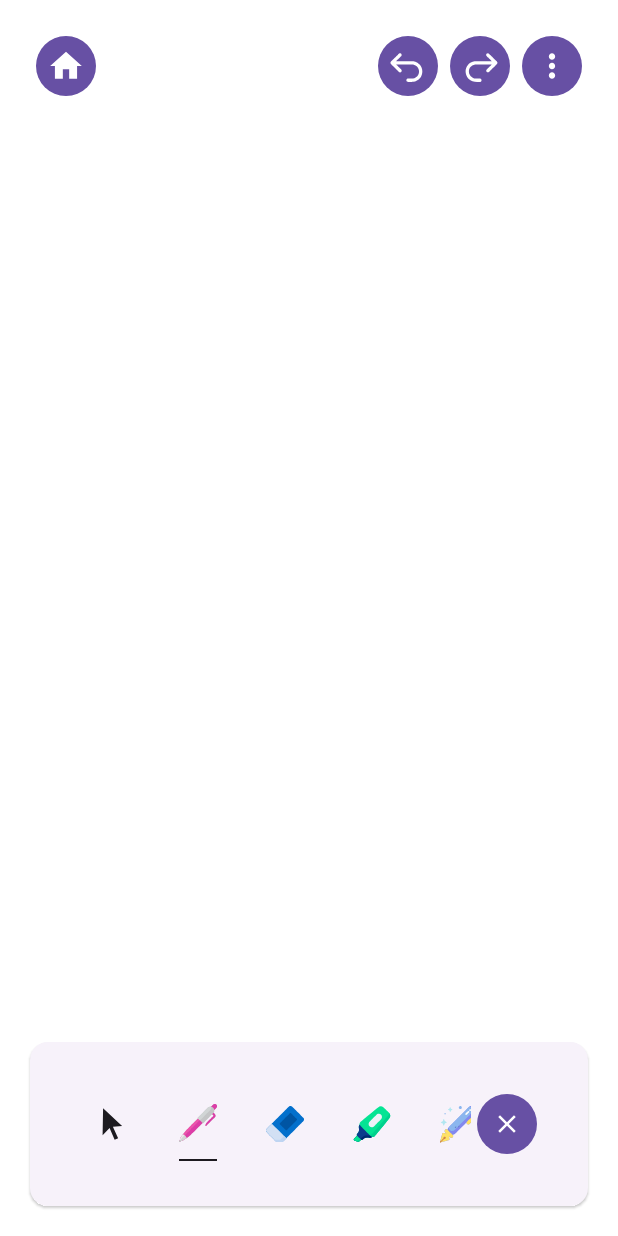
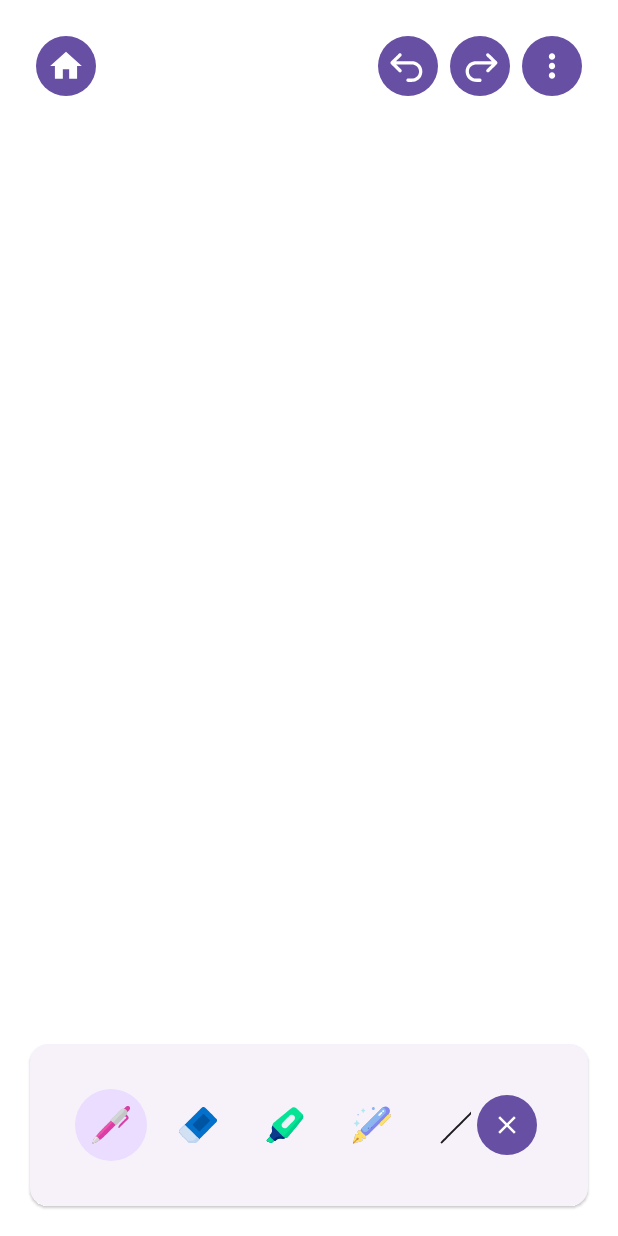
Before and after one commit to Alyasa62/drawing-thoughts-KMP, an Android app built with Jetpack Compose: the screen it shows after launch (MainActivity), after a tap on "PEN", on a phone screen of 412 x 824 dp. Run offline under Robolectric (Android 15) with nearby library versions, the phone set to English and light mode, and no system bars; our stand-ins replace Compose Multiplatform resources, Room's generated code; 5 statements that could not run were skipped.

Commit message:
feat: Add whiteboard ViewModel, hit testing utilities, and tool selection UI to manage drawing, selection, undo/redo, and persistence.

```diff
--- a/composeApp/src/commonMain/kotlin/org/example/project/presentation/whiteboard/component/DrawingToolCard.kt
+++ b/composeApp/src/commonMain/kotlin/org/example/project/presentation/whiteboard/component/DrawingToolCard.kt
@@ -26,7 +26,12 @@ import androidx.compose.material3.Icon
 import androidx.compose.ui.graphics.Color
 import androidx.compose.ui.unit.dp
 import org.example.project.domain.model.DrawingTool
+import androidx.compose.runtime.LaunchedEffect
+import androidx.compose.foundation.lazy.rememberLazyListState
+import androidx.compose.material3.MaterialTheme
 import org.jetbrains.compose.resources.painterResource
+import androidx.compose.foundation.shape.CircleShape
+import androidx.compose.ui.draw.clip
 
 @Composable
 fun DrawingToolCard(
@@ -36,6 +41,18 @@ fun DrawingToolCard(
     onClosedIconClick: () -> Unit,
     isVisible: Boolean
 ) {
+    val listState = rememberLazyListState()
+
+    // 1. LOGIC: SYNC SCROLL POSITION (Auto-Scroll)
+    LaunchedEffect(isVisible) {
+        if (isVisible) {
+            val index = DrawingTool.entries.indexOf(selectedTool)
+            if (index >= 0) {
+                listState.scrollToItem(index)
+            }
+        }
+    }
+
     AnimatedVisibility(
         modifier = modifier,
         visible = isVisible,
@@ -49,6 +66,7 @@ fun DrawingToolCard(
                 verticalAlignment = Alignment.CenterVertically
             ){
                 LazyRow(
+                    state = listState,
                     modifier = Modifier.weight(1f),
                     horizontalArrangement = spacedBy(10.dp),
                     verticalAlignment = Alignment.CenterVertically
@@ -96,7 +114,12 @@ private fun DrawingToolItem(
         modifier = modifier,
         horizontalAlignment = Alignment.CenterHorizontally
     ) {
+        val backgroundColor = if (isSelected) MaterialTheme.colorScheme.primaryContainer else Color.Transparent
+
         IconButton(
+            modifier = Modifier
+                .clip(CircleShape)
+                .background(backgroundColor),
             onClick = { onToolClick() }
         ) {
             Icon(
@@ -111,12 +134,6 @@ private fun DrawingToolItem(
 
             )
         }
-        if(isSelected) {
-            Box(
-                modifier = Modifier.
-                background(LocalContentColor.current)
-                    .size(25.dp, 1 .dp)
-            )
-        }
+        // Removed the old underscore line as the background is now the indicator
     }
 }
```
Also changed, not shown: composeApp/src/commonMain/kotlin/org/example/project/presentation/whiteboard/WhiteBoardViewModel.kt (+17 -1 lines), composeApp/src/commonMain/kotlin/org/example/project/utils/HitTestUtil.kt (+8 -5 lines).
